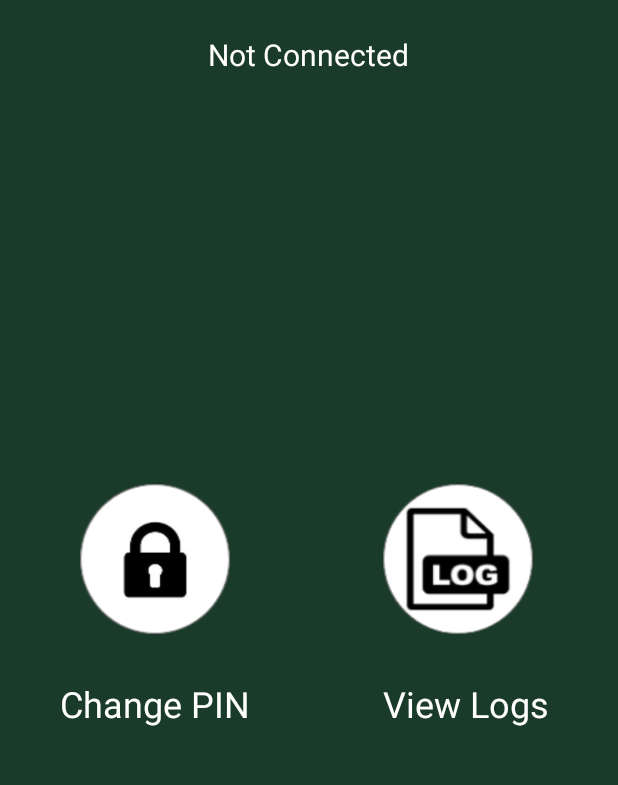
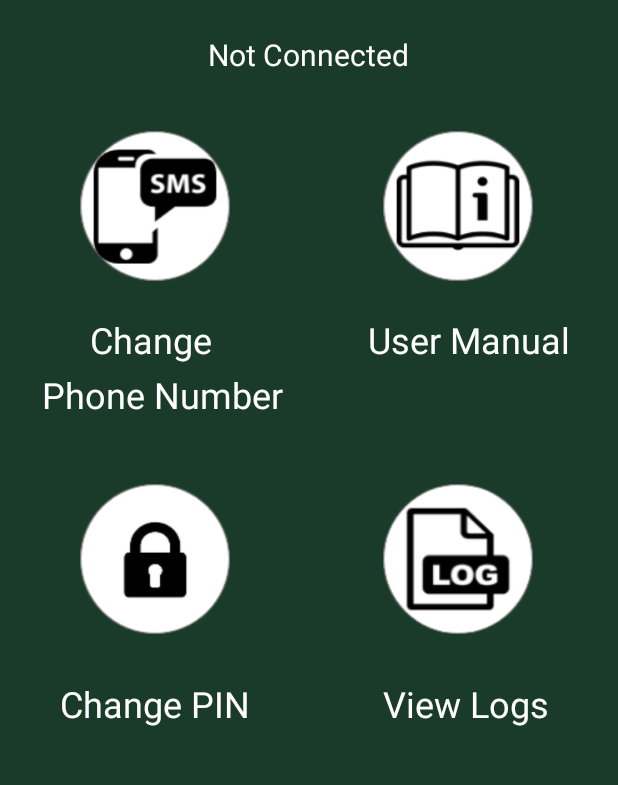
Before and after one commit to nimbly-dev/SEG31-CSTHES, an Android app: the screen it shows after launch (MainActivity), on a phone screen of 412 x 824 dp, the part 411-1196 px from its top. Run offline under Robolectric (Android 15) with nearby library versions, the phone set to English and light mode, and no system bars.

Commit message:
January 4 2021

```diff
--- a/mobile_application/FDMA/app/build.gradle
+++ b/mobile_application/FDMA/app/build.gradle
@@ -33,6 +33,8 @@ dependencies {
     implementation 'androidx.appcompat:appcompat:1.3.0'
     implementation 'com.google.android.material:material:1.3.0'
     implementation 'androidx.constraintlayout:constraintlayout:2.0.4'
+    implementation 'com.android.support:appcompat-v7:28.0.0'
+    implementation 'com.android.support.constraint:constraint-layout:2.0.4'
     testImplementation 'junit:junit:4.+'
     androidTestImplementation 'androidx.test.ext:junit:1.1.2'
     androidTestImplementation 'androidx.test.espresso:espresso-core:3.3.0'
--- a/mobile_application/FDMA/app/src/main/java/com/yorme/fdma/MainActivity.java
+++ b/mobile_application/FDMA/app/src/main/java/com/yorme/fdma/MainActivity.java
@@ -8,11 +8,11 @@ import android.view.View;
 import android.view.Window;
 import android.view.WindowManager;
 import android.widget.ImageView;
-import android.widget.Toast;
 
+import com.yorme.fdma.changephonenumber.ChangePhoneNumber;
 import com.yorme.fdma.changepin.ChangePin;
+import com.yorme.fdma.usermanual.UserManualEnglish;
 import com.yorme.fdma.viewlogs.ViewLogs;
-import com.yorme.fdma.model.*;
 
 public class MainActivity extends AppCompatActivity {
 
@@ -24,9 +24,24 @@ public class MainActivity extends AppCompatActivity {
         getSupportActionBar().hide();
         setContentView(R.layout.activity_main);
 
+        ImageView btn_change_phone_number = (ImageView) findViewById(R.id.btn_change_phone_number);
+        ImageView btn_user_manual = (ImageView) findViewById(R.id.btn_user_manual);
         ImageView btn_change_pin = (ImageView) findViewById(R.id.btn_change_pin);
         ImageView btn_view_logs = (ImageView) findViewById(R.id.btn_view_logs);
 
+        btn_change_phone_number.setOnClickListener(new View.OnClickListener() {
+            @Override
+            public void onClick(View view) {
+                goToChangePhoneNumber();
+            }
+        });
+
+        btn_user_manual.setOnClickListener(new View.OnClickListener() {
+            @Override
+            public void onClick(View view) {
+                goToUserManual();
+            }
+        });
 
         btn_view_logs.setOnClickListener(new View.OnClickListener() {
             @Override
@@ -50,8 +65,14 @@ public class MainActivity extends AppCompatActivity {
          */
     }
 
-    public void clickMessage(View view){
-        Toast.makeText(getApplicationContext(),"Hello There",Toast.LENGTH_SHORT).show();
+    private void goToChangePhoneNumber() {
+        Intent switchActivityIntent = new Intent(this, ChangePhoneNumber.class);
+        startActivity(switchActivityIntent);
+    }
+
+    private void goToUserManual() {
+        Intent switchActivityIntent = new Intent(this, UserManualEnglish.class);
+        startActivity(switchActivityIntent);
     }
 
     private void goToViewLogs() {
--- a/mobile_application/FDMA/app/src/main/res/layout/activity_main.xml
+++ b/mobile_application/FDMA/app/src/main/res/layout/activity_main.xml
@@ -26,6 +26,90 @@
             app:layout_constraintVertical_bias="0.0"
             app:srcCompat="@drawable/fall_detection_mobile_application_logo" />
 
+        <ImageButton
+            android:id="@+id/btn_change_phone_number"
+            android:layout_width="100dp"
+            android:layout_height="100dp"
+            android:background="@drawable/icon_change_phone_number"
+            android:clickable="true"
+            android:focusable="true"
+            app:layout_constraintBottom_toBottomOf="parent"
+            app:layout_constraintEnd_toEndOf="parent"
+            app:layout_constraintHorizontal_bias="0.17"
+            app:layout_constraintStart_toStartOf="parent"
+            app:layout_constraintTop_toTopOf="parent"
+            app:layout_constraintVertical_bias="0.499" />
+
+        <TextView
+            android:id="@+id/txt_change"
+            android:layout_width="wrap_content"
+            android:layout_height="wrap_content"
+            android:text="Change"
+            android:textColor="#FFFFFF"
+            android:textSize="24sp"
+            app:layout_constraintBottom_toBottomOf="parent"
+            app:layout_constraintEnd_toEndOf="parent"
+            app:layout_constraintHorizontal_bias="0.181"
+            app:layout_constraintStart_toStartOf="parent"
+            app:layout_constraintTop_toTopOf="parent"
+            app:layout_constraintVertical_bias="0.612" />
+
+        <TextView
+            android:id="@+id/txt_phoneNumber"
+            android:layout_width="wrap_content"
+            android:layout_height="wrap_content"
+            android:text="Phone Number"
+            android:textColor="#FFFFFF"
+            android:textSize="24sp"
+            app:layout_constraintBottom_toBottomOf="parent"
+            app:layout_constraintEnd_toEndOf="parent"
+            app:layout_constraintHorizontal_bias="0.111"
+            app:layout_constraintStart_toStartOf="parent"
+            app:layout_constraintTop_toTopOf="parent"
+            app:layout_constraintVertical_bias="0.658" />
+
+        <ImageButton
+            android:id="@+id/btn_user_manual"
+            android:layout_width="100dp"
+            android:layout_height="100dp"
+            android:background="@drawable/icon_user_manual"
+            android:clickable="true"
+            android:focusable="true"
+            app:layout_constraintBottom_toBottomOf="parent"
+            app:layout_constraintEnd_toEndOf="parent"
+            app:layout_constraintHorizontal_bias="0.819"
+            app:layout_constraintStart_toStartOf="parent"
+            app:layout_constraintTop_toTopOf="parent"
+            app:layout_constraintVertical_bias="0.499" />
+
+        <TextView
+            android:id="@+id/txt_userManual"
+            android:layout_width="wrap_content"
+            android:layout_height="wrap_content"
+            android:text="User Manual"
+            android:textColor="#FFFFFF"
+            android:textSize="24sp"
+            app:layout_constraintBottom_toBottomOf="parent"
+            app:layout_constraintEnd_toEndOf="parent"
+            app:layout_constraintHorizontal_bias="0.884"
+            app:layout_constraintStart_toStartOf="parent"
+            app:layout_constraintTop_toTopOf="parent"
+            app:layout_constraintVertical_bias="0.612" />
+
+        <ImageButton
+            android:id="@+id/btn_change_pin"
+            android:layout_width="100dp"
+            android:layout_height="100dp"
+            android:background="@drawable/imgchangepin"
+            android:clickable="true"
+            android:focusable="true"
+            app:layout_constraintBottom_toBottomOf="parent"
+            app:layout_constraintEnd_toEndOf="parent"
+            app:layout_constraintHorizontal_bias="0.17"
+            app:layout_constraintStart_toStartOf="parent"
+            app:layout_constraintTop_toTopOf="parent"
+            app:layout_constraintVertical_bias="0.824" />
+
         <TextView
             android:id="@+id/txt_change_pin"
             android:layout_width="wrap_content"
@@ -47,7 +131,6 @@
             android:background="@drawable/imglogs"
             android:clickable="true"
             android:focusable="true"
-            android:onClick="clickMessage"
             app:layout_constraintBottom_toBottomOf="parent"
             app:layout_constraintEnd_toEndOf="parent"
             app:layout_constraintHorizontal_bias="0.819"
@@ -55,20 +138,19 @@
             app:layout_constraintTop_toTopOf="parent"
             app:layout_constraintVertical_bias="0.824" />
 
-        <ImageButton
-            android:id="@+id/btn_change_pin"
-            android:layout_width="100dp"
-            android:layout_height="100dp"
-            android:background="@drawable/imgchangepin"
-            android:clickable="true"
-            android:focusable="true"
-            android:onClick="clickMessage"
+        <TextView
+            android:id="@+id/txt_viewlogs"
+            android:layout_width="wrap_content"
+            android:layout_height="wrap_content"
+            android:text="@string/view_logs"
+            android:textColor="#FFFFFF"
+            android:textSize="24sp"
             app:layout_constraintBottom_toBottomOf="parent"
             app:layout_constraintEnd_toEndOf="parent"
-            app:layout_constraintHorizontal_bias="0.17"
+            app:layout_constraintHorizontal_bias="0.847"
             app:layout_constraintStart_toStartOf="parent"
             app:layout_constraintTop_toTopOf="parent"
-            app:layout_constraintVertical_bias="0.824" />
+            app:layout_constraintVertical_bias="0.918" />
 
     </androidx.constraintlayout.widget.ConstraintLayout>
 
@@ -86,19 +168,4 @@
         app:layout_constraintTop_toTopOf="parent"
         app:layout_constraintVertical_bias="0.372" />
 
-
-    <TextView
-        android:id="@+id/txt_viewlogs"
-        android:layout_width="wrap_content"
-        android:layout_height="wrap_content"
-        android:text="@string/view_logs"
-        android:textColor="#FFFFFF"
-        android:textSize="24sp"
-        app:layout_constraintBottom_toBottomOf="parent"
-        app:layout_constraintEnd_toEndOf="parent"
-        app:layout_constraintHorizontal_bias="0.847"
-        app:layout_constraintStart_toStartOf="parent"
-        app:layout_constraintTop_toTopOf="parent"
-        app:layout_constraintVertical_bias="0.918" />
-
 </androidx.constraintlayout.widget.ConstraintLayout>
--- a/mobile_application/FDMA/app/src/main/res/values/strings.xml
+++ b/mobile_application/FDMA/app/src/main/res/values/strings.xml
@@ -10,8 +10,10 @@
     <string name="latitude">Current Latitude:</string>
     <string name="back">Back</string>
     <string name="help">Help</string>
-    <string name="instructions">Instructions</string>
-    <string name="instructions_txt">If you are going to search the Longitude and Latitude of a Location in Google Maps, use the format: Longitude, Latitude</string>
+    <string name="pairingEnglishGuide">Pairing the smartphone \nto the Arduino: \n1.Make sure the Arduino chipset is powered on. \n2.Find the "FDMA" in the Bluetooth available. \n3.Connect with Arduino chipset using the 6 digit pairing key.</string>
+    <string name="settingEnglishGuide">Setting up the FDMA: \n1.Make sure that the wheelchair user is seated. \n2. Hanapin ang "FDMA" sa magagamit na Bluetooth. \n3.Make sure the wheelchair users is seating comfortably and put on the adjustable external seatbelt.</string>
+    <string name="pairingFilipinoGuide">Pagpapares sa smartphone \nsa Arduino: \n1. Siguraduhin na ang Arduino chipset ay pinapagana. \n2.Find the "FDMA" in the Bluetooth available. \n3.Kumonekta sa Arduino chipset gamit ang 6 digit na key ng pagpapares.</string>
+    <string name="settingFilipinoGuide">Pagse-set up ng FDMA: \n1.Tiyaking nakaupo ang gumagamit ng wheelchair. \n2.I-on ang system ng Arduino na naka-plugin sa power bank o gumagamit ng power cord. \n3.Tiyaking nakaupo ang gumagamit ng wheelchair komportable at isusuot ang naaayos na panlabas seatbelt.</string>
     <string name="example">Example:</string>
     <string name="example_txt">14.559913, 121.007955</string>
     <string name="enter_old_pin">Enter old PIN: </string>
--- a/mobile_application/FDMA/build.gradle
+++ b/mobile_application/FDMA/build.gradle
@@ -6,7 +6,7 @@ buildscript {
         mavenCentral()
     }
     dependencies {
-        classpath "com.android.tools.build:gradle:7.0.0-alpha02"
+        classpath 'com.android.tools.build:gradle:7.0.4'
 
         // NOTE: Do not place your application dependencies here; they belong
         // in the individual module build.gradle files
--- a/mobile_application/FDMA/gradle.properties
+++ b/mobile_application/FDMA/gradle.properties
@@ -15,3 +15,4 @@ org.gradle.jvmargs=-Xmx2048m -Dfile.encoding=UTF-8
 # Android operating system, and which are packaged with your app"s APK
 # https://developer.android.com/topic/libraries/support-library/androidx-rn
 android.useAndroidX=true
+android.enableJetifier=true
```
Also changed, not shown: mobile_application/FDMA/app/src/main/AndroidManifest.xml (+7 -4 lines), mobile_application/FDMA/app/src/main/java/com/yorme/fdma/changephonenumber/ChangePhoneNumber.java (added, +64 -0 lines), mobile_application/FDMA/app/src/main/java/com/yorme/fdma/usermanual/UserManualEnglish.java (added, +52 -0 lines), mobile_application/FDMA/app/src/main/java/com/yorme/fdma/usermanual/UserManualFilipino.java (added, +53 -0 lines), mobile_application/FDMA/app/src/main/res/drawable/imggps.xml (deleted, +0 -7 lines), mobile_application/FDMA/app/src/main/res/layout/activity_change_phone_number.xml (added, +125 -0 lines), mobile_application/FDMA/app/src/main/res/layout/activity_change_pin.xml (+30 -30 lines), mobile_application/FDMA/app/src/main/res/layout/activity_user_manual_english.xml (added, +82 -0 lines), mobile_application/FDMA/app/src/main/res/layout/activity_user_manual_filipino.xml (added, +82 -0 lines), mobile_application/FDMA/app/src/main/res/drawable/gpslogo.png (deleted), mobile_application/FDMA/app/src/main/res/drawable/gpslogooff.png (deleted), mobile_application/FDMA/app/src/main/res/drawable/icon_change_phone_number.png (added), mobile_application/FDMA/app/src/main/res/drawable/icon_user_manual.png (added), mobile_application/FDMA/gradle/wrapper/gradle-wrapper.properties.
